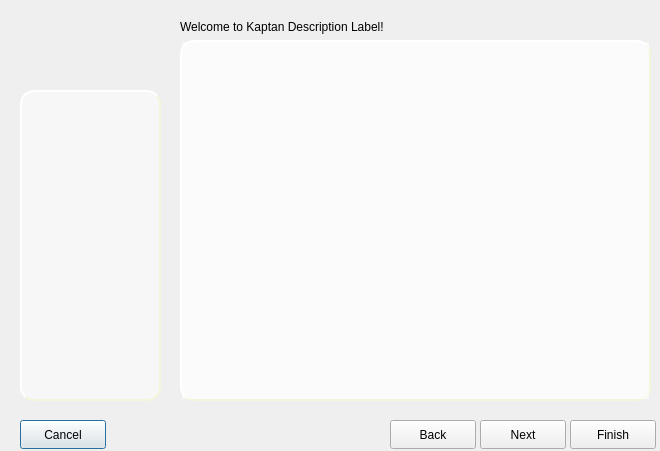
Qt form kde4/kaptan4/src/gui/kaptanMain.ui (pars-linux/uludag) before a commit.
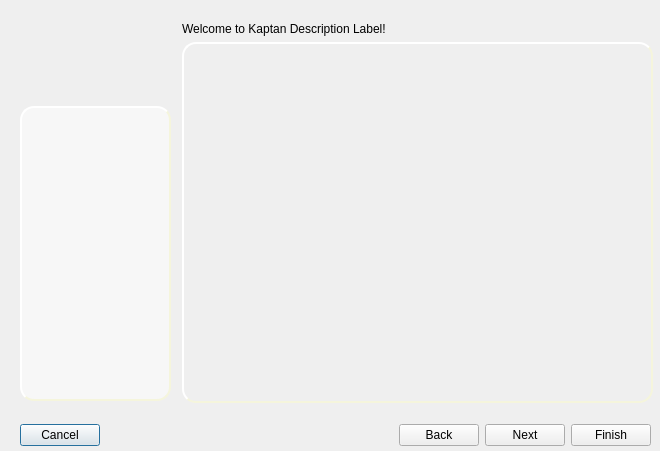
The same form after that commit. Icons and pictures are not drawn.

Patch:
```diff
--- a/kde4/kaptan4/src/gui/kaptanMain.ui
+++ b/kde4/kaptan4/src/gui/kaptanMain.ui
@@ -33,101 +33,114 @@
 }
 </string>
   </property>
-  <widget class="QLabel" name="labelMenu" >
-   <property name="geometry" >
+  <widget class="QWidget" name="layoutWidget">
+   <property name="geometry">
     <rect>
      <x>20</x>
-     <y>90</y>
-     <width>141</width>
-     <height>311</height>
-    </rect>
-   </property>
-   <property name="autoFillBackground" >
-    <bool>false</bool>
-   </property>
-   <property name="styleSheet" >
-    <string notr="true" >background-color: rgba(255, 255, 255, 122);
-</string>
-   </property>
-   <property name="text" >
-    <string/>
-   </property>
-  </widget>
-  <widget class="QPushButton" name="buttonCancel" >
-   <property name="geometry" >
-    <rect>
-     <x>20</x>
      <y>420</y>
-     <width>86</width>
-     <height>29</height>
+     <width>631</width>
+     <height>31</height>
     </rect>
    </property>
-   <property name="text" >
-    <string>Cancel</string>
-   </property>
+   <layout class="QHBoxLayout" name="horizontalLayout">
+    <item>
+     <widget class="QPushButton" name="buttonCancel">
+      <property name="text">
+       <string>Cancel</string>
+      </property>
+     </widget>
+    </item>
+    <item>
+     <spacer name="horizontalSpacer">
+      <property name="orientation">
+       <enum>Qt::Horizontal</enum>
+      </property>
+      <property name="sizeHint" stdset="0">
+       <size>
+        <width>40</width>
+        <height>20</height>
+       </size>
+      </property>
+     </spacer>
+    </item>
+    <item>
+     <widget class="QPushButton" name="buttonBack">
+      <property name="text">
+       <string>Back</string>
+      </property>
+     </widget>
+    </item>
+    <item>
+     <widget class="QPushButton" name="buttonNext">
+      <property name="text">
+       <string>Next</string>
+      </property>
+     </widget>
+    </item>
+    <item>
+     <widget class="QPushButton" name="buttonFinish">
+      <property name="text">
+       <string>Finish</string>
+      </property>
+     </widget>
+    </item>
+   </layout>
   </widget>
-  <widget class="QPushButton" name="buttonBack" >
-   <property name="geometry" >
+  <widget class="QWidget" name="layoutWidget">
+   <property name="geometry">
     <rect>
-     <x>390</x>
-     <y>420</y>
-     <width>86</width>
-     <height>29</height>
-    </rect>
-   </property>
-   <property name="text" >
-    <string>Back</string>
-   </property>
-  </widget>
-  <widget class="QPushButton" name="buttonNext" >
-   <property name="geometry" >
-    <rect>
-     <x>480</x>
-     <y>420</y>
-     <width>86</width>
-     <height>29</height>
-    </rect>
-   </property>
-   <property name="text" >
-    <string>Next</string>
-   </property>
-  </widget>
-  <widget class="QPushButton" name="buttonFinish" >
-   <property name="geometry" >
-    <rect>
-     <x>570</x>
-     <y>420</y>
-     <width>86</width>
-     <height>29</height>
-    </rect>
-   </property>
-   <property name="text" >
-    <string>Finish</string>
-   </property>
-  </widget>
-  <widget class="QLabel" name="labelLogo" >
-   <property name="geometry" >
-    <rect>
      <x>20</x>
-     <y>10</y>
-     <width>131</width>
-     <height>71</height>
-    </rect>
-   </property>
-   <property name="text" >
-    <string/>
-   </property>
-  </widget>
-  <widget class="QWidget" name="layoutWidget" >
-   <property name="geometry" >
-    <rect>
-     <x>180</x>
      <y>20</y>
+     <width>151</width>
+     <height>381</height>
+    </rect>
+   </property>
+   <layout class="QVBoxLayout" name="verticalLayout_2">
+    <item>
+     <widget class="QLabel" name="labelLogo">
+      <property name="sizePolicy">
+       <sizepolicy hsizetype="Fixed" vsizetype="Fixed">
+        <horstretch>0</horstretch>
+        <verstretch>0</verstretch>
+       </sizepolicy>
+      </property>
+      <property name="minimumSize">
+       <size>
+        <width>80</width>
+        <height>80</height>
+       </size>
+      </property>
+      <property name="text">
+       <string/>
+      </property>
+     </widget>
+    </item>
+    <item>
+     <widget class="QLabel" name="labelMenu">
+      <property name="autoFillBackground">
+       <bool>false</bool>
+      </property>
+      <property name="styleSheet">
+       <string notr="true">background-color: rgba(255, 255, 255, 122);
+</string>
+      </property>
+      <property name="text">
+       <string/>
+      </property>
+     </widget>
+    </item>
+   </layout>
+  </widget>
+  <widget class="QWidget" name="">
+   <property name="geometry">
+    <rect>
+     <x>182</x>
+     <y>22</y>
      <width>471</width>
      <height>381</height>
     </rect>
    </property>
-   <layout class="QVBoxLayout" name="verticalLayout" >
+   <layout class="QVBoxLayout" name="verticalLayout">
     <item>
      <widget class="QLabel" name="labelDesc" >
       <property name="text" >
@@ -136,12 +149,17 @@
      </widget>
     </item>
     <item>
-     <widget class="QStackedWidget" name="mainStack" >
-      <property name="styleSheet" >
-       <string notr="true" >background-color: rgba(255, 255, 255, 122);
-</string>
+     <widget class="QStackedWidget" name="mainStack">
+      <property name="sizePolicy">
+       <sizepolicy hsizetype="Expanding" vsizetype="Expanding">
+        <horstretch>0</horstretch>
+        <verstretch>0</verstretch>
+       </sizepolicy>
       </property>
-      <property name="currentIndex" >
+      <property name="styleSheet">
+       <string notr="true"/>
+      </property>
+      <property name="currentIndex">
        <number>0</number>
       </property>
       <widget class="QWidget" name="page" />
```
Left out of the diff: 29 changed lines with no effect on the pictures.
